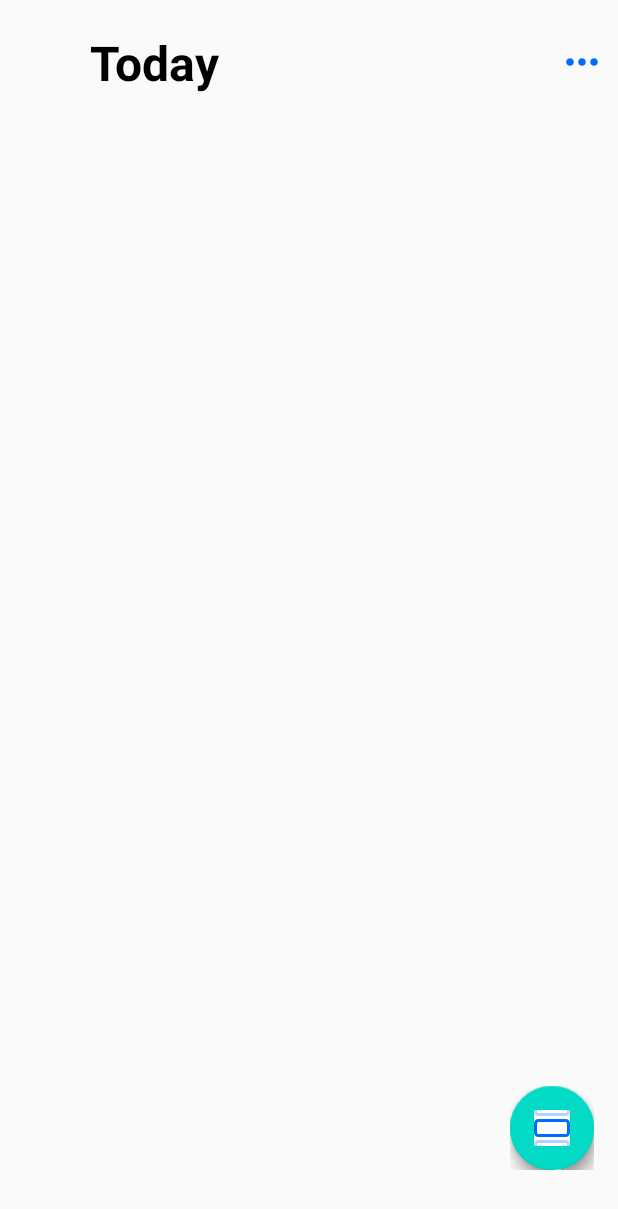
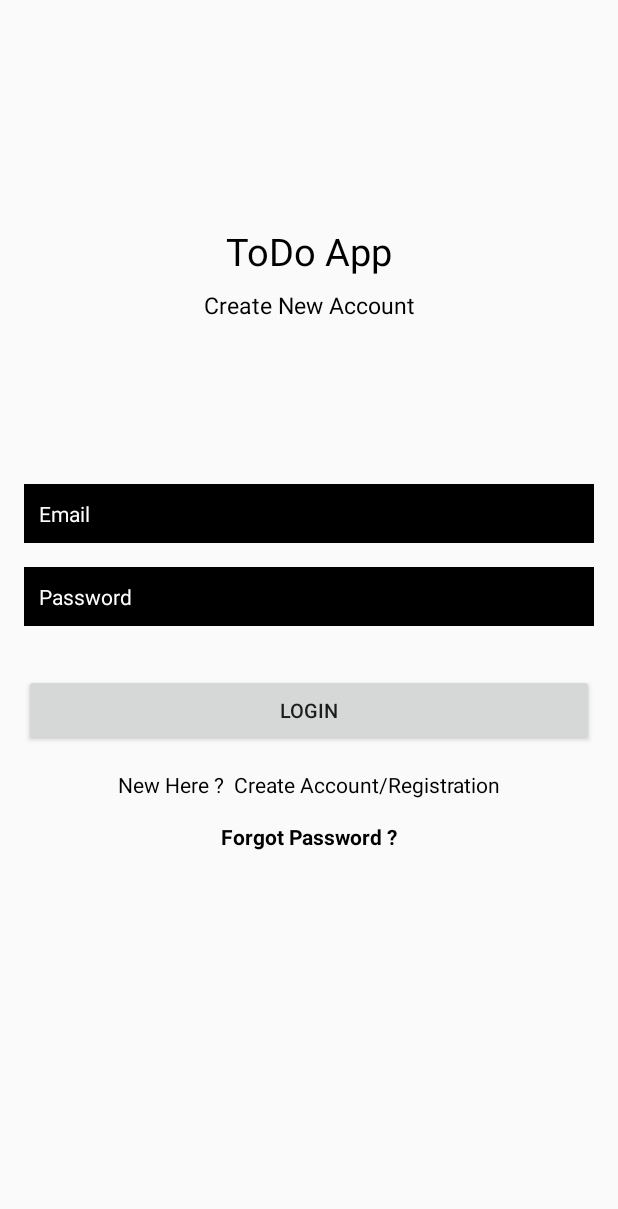
Before and after one commit to IhorYachmenov/ToDo_App, an Android app: the screen it shows after launch (ToDoActivity before the commit, LoginActivity after it), on a phone screen of 412 x 824 dp. Shown: the top 1209 px of the screen. Run offline under Robolectric (Android 15) with nearby library versions, the phone set to English and light mode, and no system bars; our stand-ins replace Firebase (no records; nobody signed in at launch, a user with empty details on screens opened directly), data binding; plain views replace FloatingActionButton, FloatingActionMenu.

Commit message:
Created login/registration activity, enabled firebase.

```diff
--- /dev/null
+++ b/app/src/main/java/com/example/todoapp/view/LoginActivity.java
@@ -0,0 +1,234 @@
+package com.example.todoapp.view;
+
+import android.content.DialogInterface;
+import android.content.Intent;
+import android.os.Bundle;
+import android.text.TextUtils;
+import android.util.Log;
+import android.view.View;
+import android.widget.Button;
+import android.widget.EditText;
+import android.widget.ProgressBar;
+import android.widget.TextView;
+import android.widget.Toast;
+import androidx.annotation.NonNull;
+import androidx.appcompat.app.AlertDialog;
+import androidx.appcompat.app.AppCompatActivity;
+import com.example.todoapp.R;
+import com.google.android.gms.tasks.OnCompleteListener;
+import com.google.android.gms.tasks.OnFailureListener;
+import com.google.android.gms.tasks.OnSuccessListener;
+import com.google.android.gms.tasks.Task;
+import com.google.firebase.FirebaseApp;
+import com.google.firebase.auth.AuthResult;
+import com.google.firebase.auth.FirebaseAuth;
+import com.google.firebase.auth.FirebaseUser;
+import com.google.firebase.firestore.DocumentReference;
+import com.google.firebase.firestore.FirebaseFirestore;
+
+import java.util.HashMap;
+import java.util.Map;
+
+public class LoginActivity extends AppCompatActivity {
+    public static final String TAG = "TAG";
+
+    EditText mEmail,mPassword;
+    Button mLoginBtn;
+
+    TextView mRegisterBtn,forgotTextLink;
+    ProgressBar progressBar;
+    FirebaseAuth fAuth;
+
+    String userID;
+    FirebaseFirestore fStore;
+
+
+    @Override
+    protected void onCreate(Bundle savedInstanceState) {
+        super.onCreate(savedInstanceState);
+        setContentView(R.layout.login_activity);
+        getSupportActionBar().hide();
+        FirebaseApp.initializeApp(this);
+
+        mEmail = findViewById(R.id.Email);
+        mPassword = findViewById(R.id.password);
+        progressBar = findViewById(R.id.progressBar);
+        fAuth = FirebaseAuth.getInstance();
+        mLoginBtn = findViewById(R.id.loginBtn);
+        mRegisterBtn = findViewById(R.id.createText);
+        forgotTextLink = findViewById(R.id.forgotPassword);
+
+        fStore = FirebaseFirestore.getInstance();
+
+
+        mLoginBtn.setOnClickListener(new View.OnClickListener() {
+            @Override
+            public void onClick(View v) {
+
+                String email = mEmail.getText().toString().trim();
+                String password = mPassword.getText().toString().trim();
+
+                if(TextUtils.isEmpty(email)){
+                    mEmail.setError("Email is Required.");
+                    return;
+                }
+
+                if(TextUtils.isEmpty(password)){
+                    mPassword.setError("Password is Required.");
+                    return;
+                }
+
+                if(password.length() < 6){
+                    mPassword.setError("Password Must be >= 6 Characters");
+                    return;
+                }
+
+                progressBar.setVisibility(View.VISIBLE);
+
+                // authenticate the user
+
+                fAuth.signInWithEmailAndPassword(email,password).addOnCompleteListener(new OnCompleteListener<AuthResult>() {
+                    @Override
+                    public void onComplete(@NonNull Task<AuthResult> task) {
+                        if(task.isSuccessful()){
+                            Toast.makeText(LoginActivity.this, "Logged in Successfully", Toast.LENGTH_SHORT).show();
+                            startActivity(new Intent(getApplicationContext(), ToDoActivity.class));
+                        }else {
+                            Toast.makeText(LoginActivity.this, "Error ! " + task.getException().getMessage(), Toast.LENGTH_SHORT).show();
+                            progressBar.setVisibility(View.GONE);
+                        }
+
+                    }
+                });
+
+            }
+        });
+
+
+        forgotTextLink.setOnClickListener(new View.OnClickListener() {
+            @Override
+            public void onClick(View v) {
+
+                final EditText resetMail = new EditText(v.getContext());
+                final AlertDialog.Builder passwordResetDialog = new AlertDialog.Builder(v.getContext());
+                passwordResetDialog.setTitle("Reset Password ?");
+                passwordResetDialog.setMessage("Enter Your Email To Received Reset Link.");
+                passwordResetDialog.setView(resetMail);
+
+                passwordResetDialog.setPositiveButton("Yes", new DialogInterface.OnClickListener() {
+                    @Override
+                    public void onClick(DialogInterface dialog, int which) {
+                        // extract the email and send reset link
+                        String mail = resetMail.getText().toString();
+                        fAuth.sendPasswordResetEmail(mail).addOnSuccessListener(new OnSuccessListener<Void>() {
+                            @Override
+                            public void onSuccess(Void aVoid) {
+                                Toast.makeText(LoginActivity.this, "Reset Link Sent To Your Email.", Toast.LENGTH_SHORT).show();
+                            }
+                        }).addOnFailureListener(new OnFailureListener() {
+                            @Override
+                            public void onFailure(@NonNull Exception e) {
+                                Toast.makeText(LoginActivity.this, "Error ! Reset Link is Not Sent" + e.getMessage(), Toast.LENGTH_SHORT).show();
+                            }
+                        });
+
+                    }
+                });
+
+                passwordResetDialog.setNegativeButton("No", new DialogInterface.OnClickListener() {
+                    @Override
+                    public void onClick(DialogInterface dialog, int which) {
+                        // close the dialog
+                    }
+                });
+
+                passwordResetDialog.create().show();
+
+            }
+        });
+
+
+        if(fAuth.getCurrentUser() != null){
+            startActivity(new Intent(getApplicationContext(),ToDoActivity.class));
+            finish();
+        }
+
+
+        mRegisterBtn.setOnClickListener(new View.OnClickListener() {
+            @Override
+            public void onClick(View v) {
+                final String email = mEmail.getText().toString().trim();
+                String password = mPassword.getText().toString().trim();
+
+
+                if(TextUtils.isEmpty(email)){
+                    mEmail.setError("Email is Required.");
+                    return;
+                }
+
+                if(TextUtils.isEmpty(password)){
+                    mPassword.setError("Password is Required.");
+                    return;
+                }
+
+                if(password.length() < 6){
+                    mPassword.setError("Password Must be >= 6 Characters");
+                    return;
+                }
+
+                progressBar.setVisibility(View.VISIBLE);
+
+                // register the user in firebase
+
+                fAuth.createUserWithEmailAndPassword(email,password).addOnCompleteListener(new OnCompleteListener<AuthResult>() {
+                    @Override
+                    public void onComplete(@NonNull Task<AuthResult> task) {
+                        if(task.isSuccessful()){
+
+                            // send verification link
+
+                            FirebaseUser fuser = fAuth.getCurrentUser();
+                            fuser.sendEmailVerification().addOnSuccessListener(new OnSuccessListener<Void>() {
+                                @Override
+                                public void onSuccess(Void aVoid) {
+                                    Toast.makeText(LoginActivity.this, "Verification Email Has been Sent.", Toast.LENGTH_SHORT).show();
+                                }
+                            }).addOnFailureListener(new OnFailureListener() {
+                                @Override
+                                public void onFailure(@NonNull Exception e) {
+                                    Log.d(TAG, "onFailure: Email not sent " + e.getMessage());
+                                }
+                            });
+
+                            Toast.makeText(LoginActivity.this, "User Created.", Toast.LENGTH_SHORT).show();
+                            userID = fAuth.getCurrentUser().getUid();
+                            DocumentReference documentReference = fStore.collection("users").document(userID);
+                            Map<String,Object> user = new HashMap<>();
+
+                            user.put("email",email);
+
+                            documentReference.set(user).addOnSuccessListener(new OnSuccessListener<Void>() {
+                                @Override
+                                public void onSuccess(Void aVoid) {
+                                    Log.d(TAG, "onSuccess: user Profile is created for "+ userID);
+                                }
+                            }).addOnFailureListener(new OnFailureListener() {
+                                @Override
+                                public void onFailure(@NonNull Exception e) {
+                                    Log.d(TAG, "onFailure: " + e.toString());
+                                }
+                            });
+                            startActivity(new Intent(getApplicationContext(),ToDoActivity.class));
+
+                        }else {
+                            Toast.makeText(LoginActivity.this, "Error ! " + task.getException().getMessage(), Toast.LENGTH_SHORT).show();
+                            progressBar.setVisibility(View.GONE);
+                        }
+                    }
+                });
+            }
+        });
+
+
+    }
+}
--- a/app/src/main/res/layout/login_activity.xml
+++ b/app/src/main/res/layout/login_activity.xml
@@ -1,6 +1,125 @@
 <?xml version="1.0" encoding="utf-8"?>
-<androidx.constraintlayout.widget.ConstraintLayout
-    xmlns:android="http://schemas.android.com/apk/res/android" android:layout_width="match_parent"
-    android:layout_height="match_parent">
+<layout xmlns:android="http://schemas.android.com/apk/res/android"
+    xmlns:app="http://schemas.android.com/apk/res-auto"
+    xmlns:tools="http://schemas.android.com/tools">
 
-</androidx.constraintlayout.widget.ConstraintLayout>
+    <androidx.constraintlayout.widget.ConstraintLayout
+        android:layout_width="match_parent"
+        android:layout_height="match_parent">
+
+        <TextView
+            android:id="@+id/textView"
+            android:layout_width="wrap_content"
+            android:layout_height="wrap_content"
+            android:text="@string/app_name"
+            android:textColor="#000000"
+            android:textSize="25sp"
+            app:layout_constraintBottom_toBottomOf="parent"
+            app:layout_constraintEnd_toEndOf="parent"
+            app:layout_constraintStart_toStartOf="parent"
+            app:layout_constraintTop_toTopOf="parent"
+            app:layout_constraintVertical_bias="0.19" />
+
+        <TextView
+            android:id="@+id/textView2"
+            android:layout_width="wrap_content"
+            android:layout_height="wrap_content"
+            android:layout_marginTop="8dp"
+            android:text="Create New Account"
+            android:textColor="#000000"
+            android:textSize="15sp"
+            app:layout_constraintEnd_toEndOf="parent"
+            app:layout_constraintStart_toStartOf="parent"
+            app:layout_constraintTop_toBottomOf="@+id/textView" />
+
+        <EditText
+            android:id="@+id/Email"
+            android:layout_width="0dp"
+            android:layout_height="wrap_content"
+            android:layout_marginStart="16dp"
+            android:layout_marginEnd="16dp"
+            android:background="@android:color/black"
+            android:ems="10"
+            android:hint="Email"
+            android:inputType="textEmailAddress"
+            android:padding="10dp"
+            android:textColor="#FFFFFF"
+            android:textColorHint="#FFFFFF"
+            android:textSize="14sp"
+            app:layout_constraintBottom_toBottomOf="parent"
+            app:layout_constraintEnd_toEndOf="parent"
+            app:layout_constraintStart_toStartOf="parent"
+            app:layout_constraintTop_toBottomOf="@+id/textView2"
+            app:layout_constraintVertical_bias="0.19" />
+
+        <EditText
+            android:id="@+id/password"
+            android:layout_width="0dp"
+            android:layout_height="wrap_content"
+            android:layout_marginStart="16dp"
+            android:layout_marginTop="16dp"
+            android:layout_marginEnd="16dp"
+            android:background="@android:color/black"
+            android:ems="10"
+            android:hint="Password"
+            android:inputType="textPassword"
+            android:padding="10dp"
+            android:textColor="#FFFFFF"
+            android:textColorHint="#FFFFFF"
+            android:textSize="14sp"
+            app:layout_constraintEnd_toEndOf="parent"
+            app:layout_constraintStart_toStartOf="parent"
+            app:layout_constraintTop_toBottomOf="@+id/Email" />
+
+        <Button
+            android:id="@+id/loginBtn"
+            android:layout_width="0dp"
+            android:layout_height="wrap_content"
+            android:layout_marginStart="16dp"
+            android:layout_marginTop="32dp"
+            android:layout_marginEnd="16dp"
+            android:text="Login"
+            android:textSize="13sp"
+            app:layout_constraintEnd_toEndOf="parent"
+            app:layout_constraintStart_toStartOf="parent"
+            app:layout_constraintTop_toBottomOf="@+id/password" />
+
+        <TextView
+            android:id="@+id/createText"
+            android:layout_width="wrap_content"
+            android:layout_height="wrap_content"
+            android:layout_marginTop="16dp"
+            android:text="New Here ?  Create Account/Registration"
+            android:textColor="#000000"
+            app:layout_constraintEnd_toEndOf="parent"
+            app:layout_constraintStart_toStartOf="parent"
+            app:layout_constraintTop_toBottomOf="@+id/loginBtn" />
+
+        <ProgressBar
+            android:id="@+id/progressBar"
+            style="?android:attr/progressBarStyle"
+            android:layout_width="wrap_content"
+            android:layout_height="wrap_content"
+            android:visibility="invisible"
+            app:layout_constraintBottom_toBottomOf="parent"
+            app:layout_constraintEnd_toEndOf="parent"
+            app:layout_constraintStart_toStartOf="parent"
+            app:layout_constraintTop_toBottomOf="@+id/createText"
+            app:layout_constraintVertical_bias="0.39" />
+
+        <TextView
+            android:id="@+id/forgotPassword"
+            android:layout_width="wrap_content"
+            android:layout_height="wrap_content"
+            android:text="Forgot Password ?"
+            android:textColor="#000000"
+            android:textStyle="bold"
+            app:layout_constraintBottom_toTopOf="@+id/progressBar"
+            app:layout_constraintEnd_toEndOf="parent"
+            app:layout_constraintStart_toStartOf="parent"
+            app:layout_constraintTop_toBottomOf="@+id/createText"
+            app:layout_constraintVertical_bias="0.19999999" />
+
+    </androidx.constraintlayout.widget.ConstraintLayout>
+
+</layout>
--- a/app/src/main/res/layout/registration_activity.xml
+++ /dev/null
@@ -1,6 +0,0 @@
-<?xml version="1.0" encoding="utf-8"?>
-<androidx.constraintlayout.widget.ConstraintLayout
-    xmlns:android="http://schemas.android.com/apk/res/android" android:layout_width="match_parent"
-    android:layout_height="match_parent">
-
-</androidx.constraintlayout.widget.ConstraintLayout>
--- a/build.gradle
+++ b/build.gradle
@@ -9,6 +9,7 @@ buildscript {
     }
     dependencies {
         classpath 'com.android.tools.build:gradle:3.6.2'
+        classpath 'com.google.gms:google-services:4.3.3'
 
 
         // NOTE: Do not place your application dependencies here; they belong
```
Also changed, not shown: app/build.gradle (+16 -0 lines), app/src/main/AndroidManifest.xml (+9 -2 lines), app/src/main/java/com/example/todoapp/view/ToDoActivity.java (+4 -6 lines), 1 other file.
